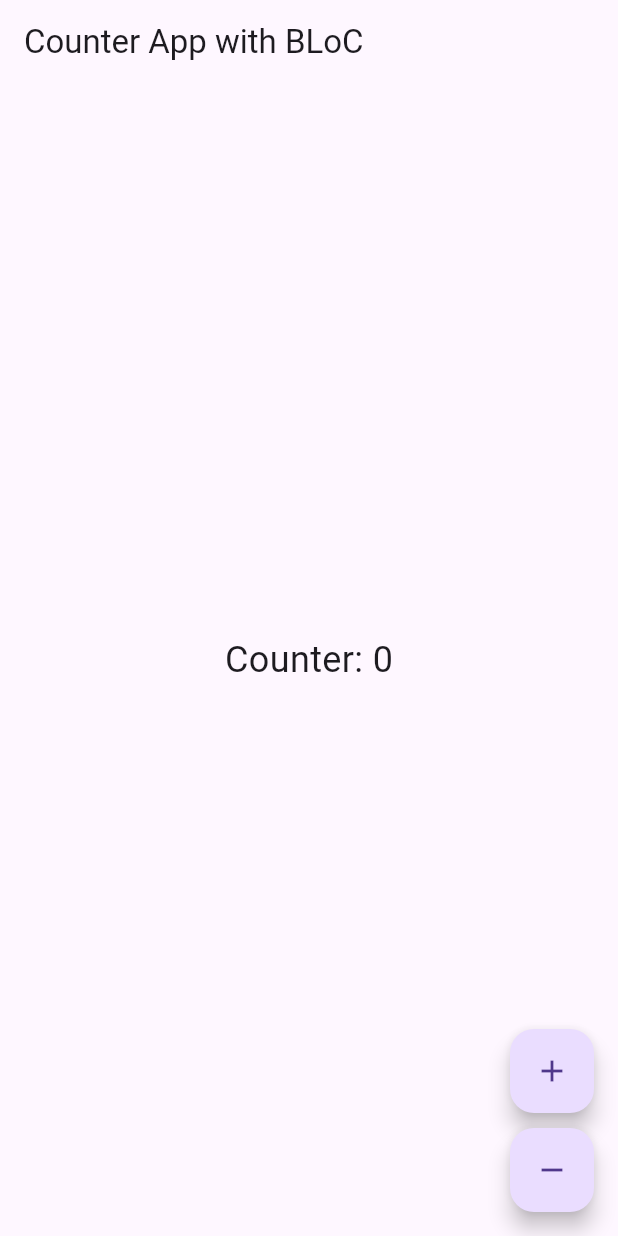
After one commit to juahadinata/macam-macam-widget-flutter, a Flutter app: the CounterPage screen opened directly, after a tap on the "add" icon, after a tap on the "remove" icon, on a phone screen of 412 x 824 dp. The commit adds this screen. Run offline on Flutter 3.47's test engine with Material 3 defaults, Android fonts, the light colour scheme and no system bars; our stand-ins replace flutter_bloc, video_player, video_player_platform_interface.

Commit message:
latihan menggunakan BloC

```diff
--- /dev/null
+++ b/lib/latihan_bloc/bloc/counter_bloc.dart
@@ -0,0 +1,18 @@
+import 'package:flutter_bloc/flutter_bloc.dart';
+
+part 'counter_event.dart';
+part 'counter_state.dart';
+
+class CounterBloc extends Bloc<CounterEvent, CounterState> {
+  CounterBloc() : super(CounterState(counterValue: 0)) {
+    // Menangani event Increment
+    on<IncrementEvent>((event, emit) {
+      emit(CounterState(counterValue: state.counterValue + 1));
+    });
+
+    // Menangani event Decrement
+    on<DecrementEvent>((event, emit) {
+      emit(CounterState(counterValue: state.counterValue - 1));
+    });
+  }
+}
--- /dev/null
+++ b/lib/latihan_bloc/bloc/counter_event.dart
@@ -0,0 +1,10 @@
+part of 'counter_bloc.dart';
+
+// Event untuk increment
+class IncrementEvent extends CounterEvent {}
+
+// Event untuk decrement
+class DecrementEvent extends CounterEvent {}
+
+// Base class untuk event
+abstract class CounterEvent {}
--- /dev/null
+++ b/lib/latihan_bloc/bloc/counter_state.dart
@@ -0,0 +1,8 @@
+part of 'counter_bloc.dart';
+
+// State untuk menyimpan nilai counter
+class CounterState {
+  final int counterValue;
+
+  CounterState({required this.counterValue});
+}
--- /dev/null
+++ b/lib/latihan_bloc/main_bloc.dart
@@ -0,0 +1,26 @@
+import 'package:flutter/material.dart';
+import 'package:flutter_bloc/flutter_bloc.dart';
+import 'bloc/counter_bloc.dart';
+import 'ui/counter_page.dart';
+
+void main() {
+  runApp(const MyApp());
+}
+
+class MyApp extends StatelessWidget {
+  const MyApp({super.key});
+
+  @override
+  Widget build(BuildContext context) {
+    return MaterialApp(
+      title: 'Flutter BLoC Counter',
+      theme: ThemeData(
+        primarySwatch: Colors.blue,
+      ),
+      home: BlocProvider(
+        create: (context) => CounterBloc(),
+        child: const CounterPage(),
+      ),
+    );
+  }
+}
--- /dev/null
+++ b/lib/latihan_bloc/ui/counter_page.dart
@@ -0,0 +1,46 @@
+import 'package:flutter/material.dart';
+import 'package:flutter_bloc/flutter_bloc.dart';
+import '../bloc/counter_bloc.dart';
+
+class CounterPage extends StatelessWidget {
+  const CounterPage({super.key});
+
+  @override
+  Widget build(BuildContext context) {
+    return Scaffold(
+      appBar: AppBar(
+        title: const Text('Counter App with BLoC'),
+      ),
+      body: Center(
+        child: BlocBuilder<CounterBloc, CounterState>(
+          builder: (context, state) {
+            return Text(
+              'Counter: ${state.counterValue}',
+              style: const TextStyle(fontSize: 24),
+            );
+          },
+        ),
+      ),
+      floatingActionButton: Column(
+        mainAxisAlignment: MainAxisAlignment.end,
+        children: [
+          // Tombol Increment
+          FloatingActionButton(
+            onPressed: () {
+              context.read<CounterBloc>().add(IncrementEvent());
+            },
+            child: const Icon(Icons.add),
+          ),
+          const SizedBox(height: 10),
+          // Tombol Decrement
+          FloatingActionButton(
+            onPressed: () {
+              context.read<CounterBloc>().add(DecrementEvent());
+            },
+            child: const Icon(Icons.remove),
+          ),
+        ],
+      ),
+    );
+  }
+}
--- a/lib/menu/menu_anchor_bnvbr.dart
+++ b/lib/menu/menu_anchor_bnvbr.dart
@@ -88,7 +88,7 @@ class _HomePageState extends State<HomePage> {
                       elevation: 2.0,
                       shape: OutlineInputBorder(
                           borderSide:
-                              BorderSide(color: Colors.black, width: 3.0),
+                              const BorderSide(color: Colors.black, width: 3.0),
                           borderRadius: BorderRadius.circular(15)),
                       content: Text(
                         'About Selected',
--- a/pubspec.yaml
+++ b/pubspec.yaml
@@ -37,6 +37,7 @@ dependencies:
   cupertino_icons: ^1.0.8
   video_player: ^2.9.2
   video_player_platform_interface: ^6.2.3
+  flutter_bloc: ^9.0.0
 
 dev_dependencies:
   flutter_test:
```
Also changed, not shown: pubspec.lock.
